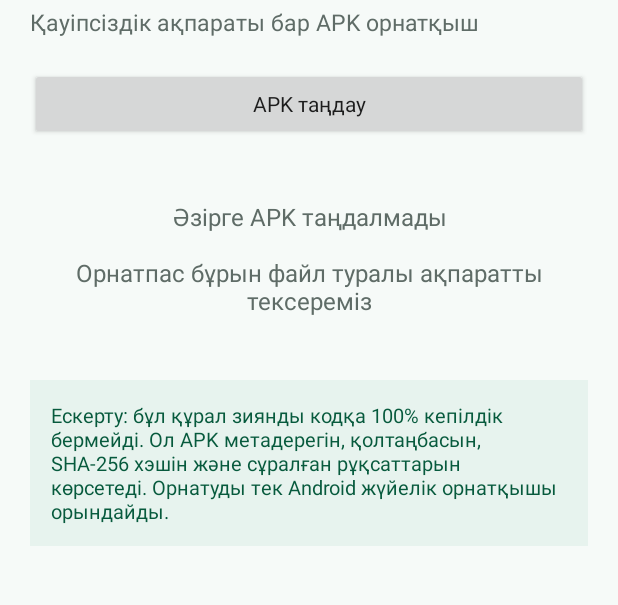
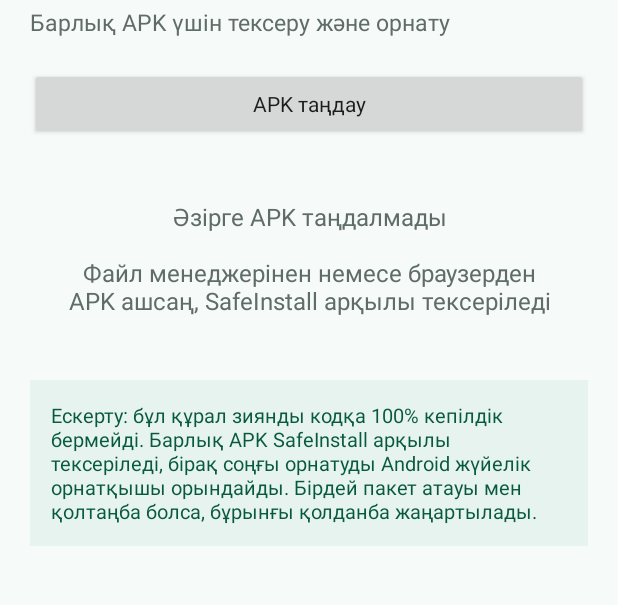
Before and after one commit to jjjjjjjjjjjjjjae-hub/SafeInstall, an Android app: the screen it shows after launch (MainActivity), on a phone screen of 412 x 824 dp, the part 91-696 px from its top. Run offline under Robolectric (Android 15) with nearby library versions, the phone set to English and light mode, and no system bars.

Commit message:
Route APK installs and updates through SafeInstall

```diff
--- a/app/src/main/res/layout/activity_main.xml
+++ b/app/src/main/res/layout/activity_main.xml
@@ -23,7 +23,7 @@
             android:layout_width="wrap_content"
             android:layout_height="wrap_content"
             android:layout_marginTop="4dp"
-            android:text="Қауіпсіздік ақпараты бар APK орнатқыш"
+            android:text="Барлық APK үшін тексеру және орнату"
             android:textColor="@color/muted"
             android:textSize="15sp" />
 
@@ -42,7 +42,7 @@
             android:layout_marginTop="18dp"
             android:gravity="center"
             android:padding="22dp"
-            android:text="Әзірге APK таңдалмады\n\nОрнатпас бұрын файл туралы ақпаратты тексереміз"
+            android:text="Әзірге APK таңдалмады\n\nФайл менеджерінен немесе браузерден APK ашсаң, SafeInstall арқылы тексеріледі"
             android:textColor="@color/muted"
             android:textSize="16sp" />
 
@@ -85,6 +85,16 @@
                 android:textSize="13sp" />
 
             <TextView
+                android:id="@+id/statusText"
+                android:layout_width="match_parent"
+                android:layout_height="wrap_content"
+                android:layout_marginTop="12dp"
+                android:background="#EEF5F1"
+                android:padding="10dp"
+                android:textColor="@color/safe_green_dark"
+                android:textSize="14sp" />
+
+            <TextView
                 android:layout_width="match_parent"
                 android:layout_height="wrap_content"
                 android:layout_marginTop="20dp"
@@ -114,7 +124,7 @@
                 android:layout_width="match_parent"
                 android:layout_height="wrap_content"
                 android:layout_marginTop="20dp"
-                android:text="Жүйелік орнатқышты ашу"
+                android:text="Орнату / жаңарту"
                 android:textAllCaps="false" />
 
             <Button
@@ -132,7 +142,7 @@
             android:layout_marginTop="20dp"
             android:background="#E7F3EE"
             android:padding="14dp"
-            android:text="Ескерту: бұл құрал зиянды кодқа 100% кепілдік бермейді. Ол APK метадерегін, қолтаңбасын, SHA-256 хэшін және сұралған рұқсаттарын көрсетеді. Орнатуды тек Android жүйелік орнатқышы орындайды."
+            android:text="Ескерту: бұл құрал зиянды кодқа 100% кепілдік бермейді. Барлық APK SafeInstall арқылы тексеріледі, бірақ соңғы орнатуды Android жүйелік орнатқышы орындайды. Бірдей пакет атауы мен қолтаңба болса, бұрынғы қолданба жаңартылады."
             android:textColor="@color/safe_green_dark"
             android:textSize="13sp" />
     </LinearLayout>
```
